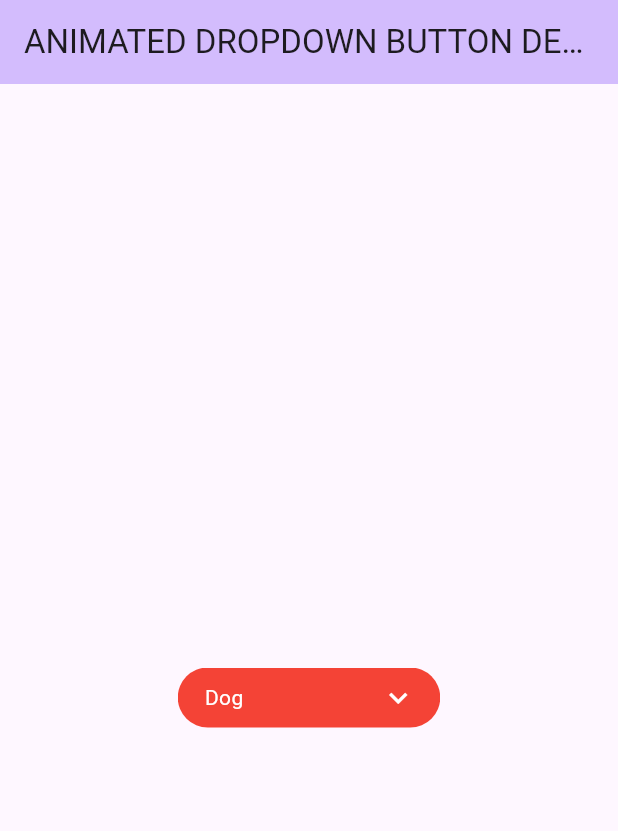
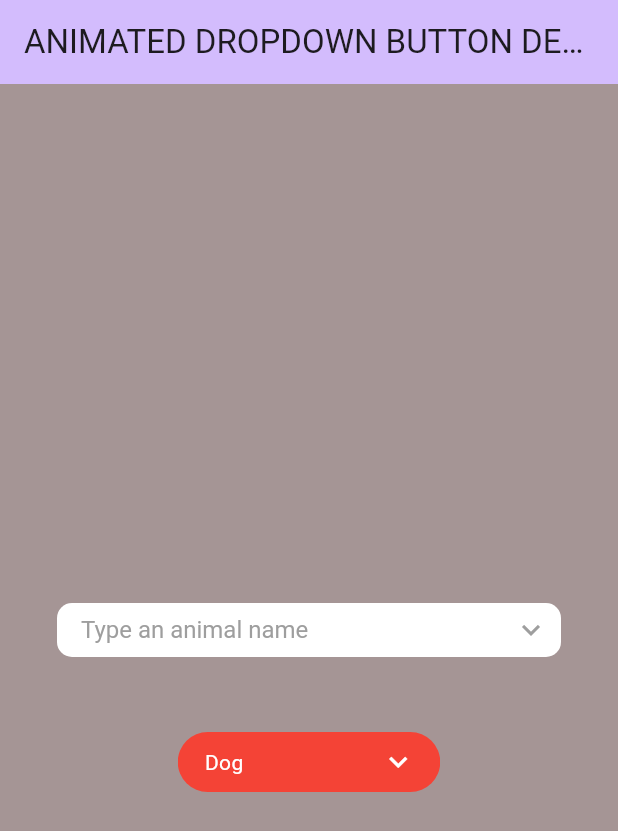
Before and after one commit to FelippeNO/animated_dropdown_button, a Flutter app: the screen it shows after launch, on a phone screen of 412 x 824 dp. Shown: the top 831 px of the screen. Run offline on Flutter 3.47's test engine with Material 2 defaults, Android fonts, the phone set to English and light mode, and no system bars.

Commit message:
added AnimatedSearchBox

```diff
--- a/example/lib/main.dart
+++ b/example/lib/main.dart
@@ -31,7 +31,21 @@ class MyHomePage extends StatefulWidget {
   State<MyHomePage> createState() => _MyHomePageState();
 }
 
+class AnimalModel extends AnimatedDropdownItem {
+  final String name;
+
+  AnimalModel(this.name);
+
+  @override
+  String get text => name;
+
+  @override
+  String get value => name;
+}
+
 class _MyHomePageState extends State<MyHomePage> {
+  late final AnimatedSearchBoxController animatedSearchController;
+
   final AnimatedDropdownButtonController animalsController = AnimatedDropdownButtonController(
     items: [
       'Cat',
@@ -44,17 +58,41 @@ class _MyHomePageState extends State<MyHomePage> {
   );
 
   @override
+  void initState() {
+    // TODO: implement initState
+    super.initState();
+    animatedSearchController = AnimatedSearchBoxController(
+      items: animals,
+      initialValue: AnimalModel(
+        'Cat',
+      ),
+    );
+  }
+
+  @override
   Widget build(BuildContext context) {
     return Scaffold(
+      // resizeToAvoidBottomInset: false,
       appBar: AppBar(
         backgroundColor: Theme.of(context).colorScheme.inversePrimary,
         title: Text(widget.title),
       ),
-      body: Center(
+      body: Container(
+        color: const Color.fromARGB(255, 165, 149, 149),
+        child: Center(
           child: SingleChildScrollView(
             child: Column(
               children: <Widget>[
                 const SizedBox(height: 50),
+                AnimatedSearchBox(
+                  width: 336,
+                  controller: animatedSearchController,
+                  backgroundColor: Colors.white,
+                  hintText: 'Type an animal name',
+                ),
+                const SizedBox(
+                  height: 50,
+                ),
                 AnimatedDropdownButton(
                   controller: animalsController,
                   backgroundColor: Colors.red,
@@ -63,6 +101,34 @@ class _MyHomePageState extends State<MyHomePage> {
             ),
           ),
         ),
+      ),
     );
   }
 }
+
+final List<AnimalModel> animals = [
+  AnimalModel(
+    'Cat',
+  ),
+  AnimalModel(
+    'Dog',
+  ),
+  AnimalModel(
+    'Bird',
+  ),
+  AnimalModel(
+    'Donkey',
+  ),
+  AnimalModel(
+    'Moneky',
+  ),
+  AnimalModel(
+    'Cabra',
+  ),
+  AnimalModel(
+    'Cavalo',
+  ),
+  AnimalModel(
+    'Leão',
+  ),
+];
--- a/lib/animated_dropdown_button.dart
+++ b/lib/animated_dropdown_button.dart
@@ -1,3 +1,4 @@
 library animated_dropdown_button;
 
 export 'src/animated_dropdown_button_widget.dart';
+export 'src/animated_search_box.dart';
--- /dev/null
+++ b/lib/src/animated_search_box.dart
@@ -0,0 +1,405 @@
+import 'package:flutter/material.dart';
+
+class AnimatedSearchBox extends StatelessWidget {
+  const AnimatedSearchBox({
+    super.key,
+    required this.controller,
+    this.backgroundColor,
+    this.itemsTextStyle,
+    this.selectedTextStyle,
+    this.width = 336,
+    this.height = 36,
+    this.hintText = '',
+    this.hintTextStyle,
+    this.descriptionWidget,
+  });
+
+  final AnimatedSearchBoxController controller;
+  final Color? backgroundColor;
+  final TextStyle? itemsTextStyle;
+  final TextStyle? selectedTextStyle;
+  final double width;
+  final double height;
+  final String hintText;
+  final TextStyle? hintTextStyle;
+  final Widget? descriptionWidget;
+
+  @override
+  Widget build(BuildContext context) {
+    return Stack(
+      children: [
+        Column(
+          crossAxisAlignment: CrossAxisAlignment.start,
+          children: [
+            descriptionWidget != null
+                ? Padding(
+                    padding: const EdgeInsets.only(bottom: 4.0),
+                    child: descriptionWidget!,
+                  )
+                : const SizedBox.shrink(),
+            ClipRect(
+              child: Container(
+                width: width,
+                alignment: const Alignment(0, -1),
+                child: _AnimatedSearchDropdown(
+                  controller: controller,
+                  backgroundColor: backgroundColor,
+                  itemsTextStyle: itemsTextStyle,
+                  selectedTextStyle: selectedTextStyle,
+                  width: width,
+                  hintText: hintText,
+                  hintTextStyle: hintTextStyle,
+                ),
+              ),
+            ),
+          ],
+        ),
+      ],
+    );
+  }
+}
+
+class _AnimatedSearchDropdown extends StatefulWidget {
+  const _AnimatedSearchDropdown({
+    required this.controller,
+    this.backgroundColor,
+    required this.width,
+    this.itemsTextStyle,
+    this.selectedTextStyle,
+    this.hintText = '',
+    this.hintTextStyle,
+  });
+
+  @override
+  State<_AnimatedSearchDropdown> createState() => _AnimatedSearchDropdownState();
+  final AnimatedSearchBoxController controller;
+  final Color? backgroundColor;
+  final TextStyle? itemsTextStyle;
+  final TextStyle? selectedTextStyle;
+  final double width;
+  final String hintText;
+  final TextStyle? hintTextStyle;
+}
+
+class _AnimatedSearchDropdownState extends State<_AnimatedSearchDropdown> with SingleTickerProviderStateMixin {
+  bool _isExpanded = false;
+  bool _isInvisible = true;
+  late AnimationController _animationController;
+  late Animation<double> _animation;
+  late FocusNode _focusNode;
+  final ScrollController _scrollController = ScrollController();
+
+  OverlayEntry? entry;
+  final LayerLink _layerLink = LayerLink();
+  GlobalKey globalKey = GlobalKey();
+
+  @override
+  void initState() {
+    super.initState();
+    _focusNode = FocusNode();
+    WidgetsBinding.instance.addPostFrameCallback((_) {
+      globalKey;
+    });
+    _animationController = AnimationController(
+      vsync: this,
+      duration: const Duration(milliseconds: 500),
+    );
+    _animation = CurvedAnimation(
+      parent: _animationController,
+      curve: Curves.elasticInOut,
+    );
+
+    widget.controller.initialize();
+
+    _focusNode.addListener(() {
+      if (_focusNode.hasFocus) {
+        _toggleExpand();
+      }
+    });
+  }
+
+  void showOverlay() {
+    final overlay = Overlay.of(context);
+    final renderBox = context.findRenderObject() as RenderBox;
+    final offset = renderBox.localToGlobal(Offset.zero);
+
+    entry = OverlayEntry(
+      builder: (context) => Positioned(
+        child: Stack(
+          children: [
+            _DropdownOverlay(onDismiss: _toggleExpand),
+            Positioned(
+              left: offset.dx,
+              top: offset.dy,
+              child: CompositedTransformFollower(
+                link: _layerLink,
+                showWhenUnlinked: false,
+                offset: Offset(0.0, renderBox.size.height),
+                child: Material(
+                  borderOnForeground: false,
+                  color: Colors.transparent,
+                  child: AnimatedOpacity(
+                    opacity: _isInvisible ? 0 : 1,
+                    duration: _isExpanded ? const Duration(milliseconds: 300) : const Duration(milliseconds: 300),
+                    child: AnimatedContainer(
+                      curve: _isExpanded ? Curves.elasticOut : Curves.easeInOut,
+                      duration: _isExpanded ? const Duration(seconds: 1) : const Duration(milliseconds: 300),
+                      height: _isExpanded ? 200 : 36,
+                      width: renderBox.size.width,
+                      child: buildOverlay(),
+                    ),
+                  ),
+                ),
+              ),
+            ),
+          ],
+        ),
+      ),
+    );
+
+    overlay.insert(entry!);
+  }
+
+  Widget buildOverlay() {
+    return GestureDetector(
+      onTap: _toggleExpand,
+      child: Container(
+          alignment: Alignment.topCenter,
+          width: widget.width,
+          decoration: BoxDecoration(
+              color: widget.backgroundColor ?? const Color.fromARGB(255, 164, 28, 255),
+              borderRadius: const BorderRadius.only(bottomLeft: Radius.circular(10), bottomRight: Radius.circular(10))),
+          child: Column(
+            children: [
+              _isExpanded ? const SizedBox(height: 4) : const SizedBox.shrink(),
+              _isExpanded
+                  ? Expanded(
+                      child: RawScrollbar(
+                        thumbColor: const Color.fromARGB(255, 160, 158, 158),
+                        padding: const EdgeInsets.only(right: 16),
+                        thumbVisibility: true,
+                        controller: _scrollController,
+                        thickness: 3,
+                        child: Theme(
+                          data:
+                              ThemeData(colorScheme: ColorScheme.fromSwatch().copyWith(secondary: Colors.transparent)),
+                          child: ListView(
+                            controller: _scrollController,
+                            padding: EdgeInsets.zero,
+                            children: [
+                              for (var i = 0; i < widget.controller.filteredItems.length; i++)
+                                GestureDetector(
+                                  onTap: () {
+                                    setState(() {
+                                      widget.controller.selectedValue = widget.controller.filteredItems[i];
+
+                                      if (widget.controller.selectedValue != null) {
+                                        widget.controller.textEditingController.text =
+                                            widget.controller.selectedValue!.text;
+                                        _focusNode.unfocus();
+                                      }
+                                    });
+
+                                    _toggleExpand();
+                                  },
+                                  child: AnimatedContainer(
+                                    clipBehavior: Clip.none,
+                                    padding: EdgeInsets.only(top: _isExpanded ? 4 : 0, bottom: _isExpanded ? 4 : 0),
+                                    curve: Curves.linear,
+                                    duration: const Duration(milliseconds: 300),
+                                    height: _isExpanded ? 30 : 0,
+                                    alignment: Alignment.centerLeft,
+                                    child: Padding(
+                                      padding: const EdgeInsets.only(left: 16.0),
+                                      child: Opacity(
+                                        opacity: _isExpanded ? 1 : 0,
+                                        child: Text(
+                                          widget.controller.filteredItems[i].text,
+                                          style: widget.itemsTextStyle ?? const TextStyle(color: Colors.black),
+                                          textAlign: TextAlign.start,
+                                        ),
+                                      ),
+                                    ),
+                                  ),
+                                ),
+                            ],
+                          ),
+                        ),
+                      ),
+                    )
+                  : const SizedBox.shrink(),
+            ],
+          )),
+    );
+  }
+
+  @override
+  void dispose() {
+    _animationController.dispose();
+    super.dispose();
+  }
+
+  void _toggleExpand() async {
+    if (_isExpanded == false) {
+      _isInvisible = true;
+      showOverlay();
+      Future.delayed(const Duration(milliseconds: 200), () {
+        setState(() {
+          _isInvisible = false;
+          _isExpanded = true;
+          entry!.markNeedsBuild();
+        });
+      });
+      _animationController.forward();
+    } else {
+      _isExpanded = false;
+      _isInvisible = true;
+      _animationController.reverse();
+      entry!.markNeedsBuild();
+      setState(() {});
+      await Future.delayed(const Duration(milliseconds: 400));
+
+      entry?.remove();
+
+      _focusNode.unfocus();
+    }
+  }
+
+  @override
+  Widget build(BuildContext context) {
+    return GestureDetector(
+      onTap: _toggleExpand,
+      child: CompositedTransformTarget(
+        link: _layerLink,
+        child: AnimatedContainer(
+          duration: _isExpanded ? const Duration(milliseconds: 100) : const Duration(milliseconds: 500),
+          alignment: Alignment.topCenter,
+          width: widget.width,
+          height: 36,
+          decoration: BoxDecoration(
+            color: widget.backgroundColor ?? const Color.fromARGB(255, 164, 28, 255),
+            borderRadius: _isInvisible
+                ? const BorderRadius.all(
+                    Radius.circular(10),
+                  )
+                : const BorderRadius.only(topLeft: Radius.circular(10), topRight: Radius.circular(10)),
+          ),
+          child: Row(
+            mainAxisAlignment: MainAxisAlignment.spaceBetween,
+            crossAxisAlignment: CrossAxisAlignment.center,
+            children: [
+              _selectedValue(),
+              Padding(
+                padding: const EdgeInsets.only(right: 8.0),
+                child: RotationTransition(
+                  turns: Tween(begin: 0.0, end: 0.5).animate(_animation),
+                  child: const Icon(Icons.keyboard_arrow_down, color: Colors.grey),
+                ),
+              ),
+            ],
+          ),
+        ),
+      ),
+    );
+  }
+
+  Widget _selectedValue() {
+    return AnimatedContainer(
+      alignment: Alignment.center,
+      duration: const Duration(milliseconds: 200),
+      decoration: const BoxDecoration(
+        borderRadius: BorderRadius.all(
+          Radius.circular(10),
+        ),
+      ),
+      height: 36,
+      width: widget.width - 65,
+      child: Theme(
+        data: ThemeData(
+          colorScheme: ColorScheme.fromSwatch().copyWith(secondary: Colors.transparent),
+          primaryColor: Colors.white,
+        ),
+        child: TextField(
+          focusNode: _focusNode,
+          controller: widget.controller.textEditingController,
+          onChanged: (value) {
+            if (_isExpanded == false) _toggleExpand();
+            setState(() {});
+            widget.controller.filterItems(value);
+            setState(() {});
+            entry!.markNeedsBuild();
+          },
+          textAlignVertical: TextAlignVertical.center,
+          style: widget.selectedTextStyle ?? const TextStyle(color: Colors.black),
+          cursorColor: Colors.grey,
+          decoration: InputDecoration(
+            isCollapsed: true,
+            floatingLabelBehavior: FloatingLabelBehavior.never,
+            border: InputBorder.none,
+            contentPadding: const EdgeInsets.only(left: 16, right: 16, top: 8, bottom: 12),
+            labelText: widget.hintText,
+            labelStyle: widget.hintTextStyle ?? const TextStyle(color: Colors.grey),
+          ),
+        ),
+      ),
+    );
+  }
+}
+
+class _DropdownOverlay extends StatefulWidget {
+  final VoidCallback onDismiss;
+
+  const _DropdownOverlay({required this.onDismiss});
+
+  @override
+  State<_DropdownOverlay> createState() => __DropdownOverlayState();
+}
+
+class __DropdownOverlayState extends State<_DropdownOverlay> {
+  @override
+  Widget build(BuildContext context) {
+    return GestureDetector(
+      onTap: widget.onDismiss,
+      child: Material(
+        color: Colors.transparent,
+        child: Container(
+          color: Colors.transparent,
+          height: MediaQuery.of(context).size.height,
+          width: MediaQuery.of(context).size.width,
+        ),
+      ),
+    );
+  }
+}
+
+class AnimatedSearchBoxController {
+  final List<AnimatedDropdownItem> items;
+  AnimatedDropdownItem? selectedValue;
+  AnimatedDropdownItem initialValue;
+  final List<AnimatedDropdownItem> filteredItems = [];
+  final TextEditingController textEditingController = TextEditingController();
+
+  AnimatedSearchBoxController({
+    required this.items,
+    required this.initialValue,
+  })  : selectedValue = initialValue,
+        assert(items.isNotEmpty);
+
+  void filterItems(String keyword) {
+    filteredItems.clear();
+    if (keyword.isEmpty) {
+      filteredItems.addAll(items);
+    } else {
+      filteredItems.addAll(items.where((item) => item.text.toLowerCase().contains(keyword.toLowerCase())));
+    }
+  }
+
+  void initialize() {
+    filteredItems.addAll(items);
+  }
+}
+
+abstract class AnimatedDropdownItem {
+  String get text;
+  String get value;
+}
--- a/pubspec.yaml
+++ b/pubspec.yaml
@@ -1,6 +1,6 @@
 name: animated_dropdown_button
 description: A beautiful animated dropdown button.
-version: 1.0.5
+version: 1.1.5
 homepage: https://github.com/FelippeNO/animated_dropdown_button
 
 environment:
```
Also changed, not shown: example/pubspec.lock, 2 other files. Lines whose indentation alone changed are shown as unchanged.
